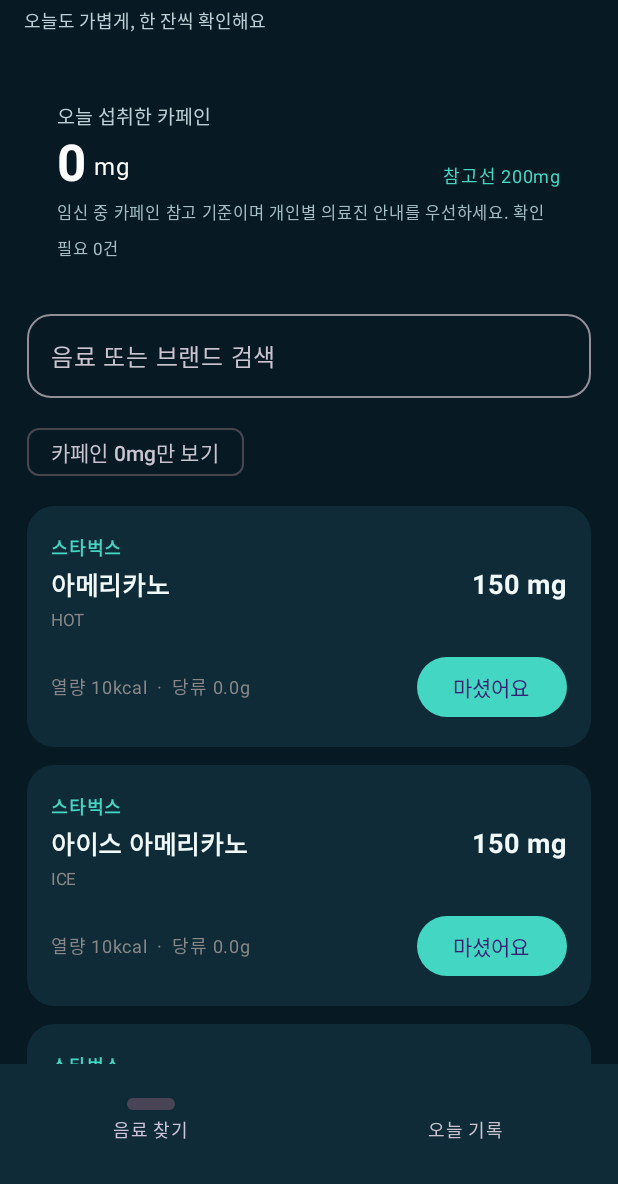
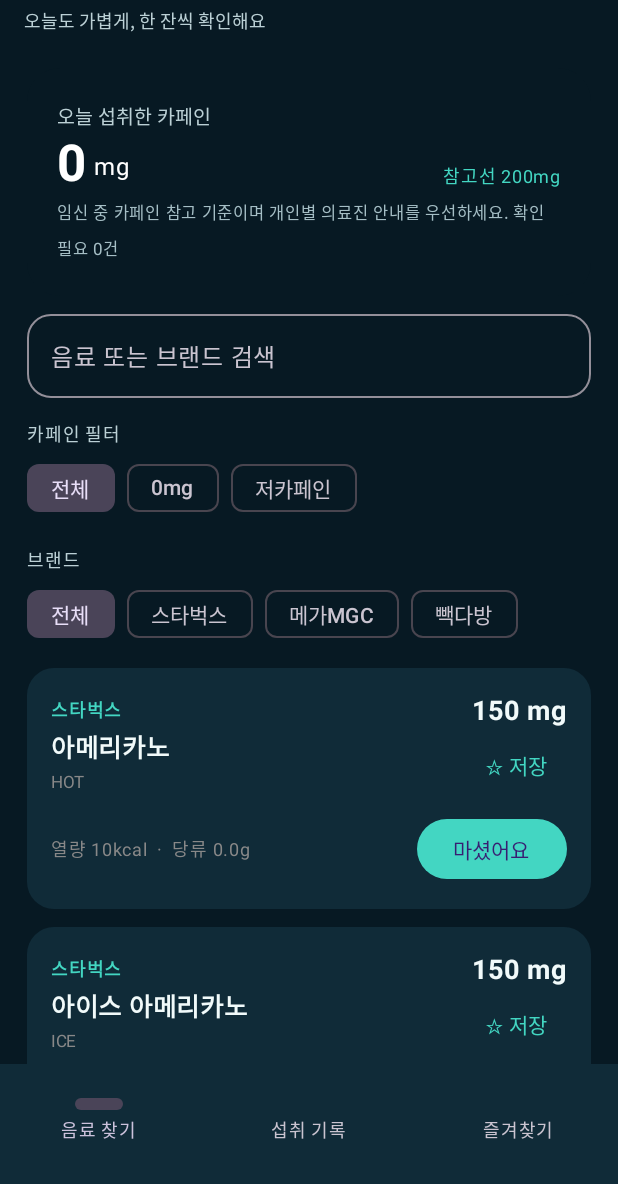
Before and after one commit to ldg4884-tech/caffeine-check-android-, an Android app built with Jetpack Compose: the screen it shows after launch (MainActivity), on a phone screen of 412 x 824 dp, the part 52-1236 px from its top. Run offline under Robolectric (Android 15) with nearby library versions, the phone set to English and light mode, and no system bars.

Commit message:
Add brand and caffeine filters plus favorites

```diff
--- a/app/src/main/java/kr/co/caffeinecheck/app/MainActivity.kt
+++ b/app/src/main/java/kr/co/caffeinecheck/app/MainActivity.kt
@@ -51,12 +51,20 @@ fun CaffeineApp(context: Context) {
     }
     val prefs = remember { context.getSharedPreferences("caffeine_check", Context.MODE_PRIVATE) }
     var query by remember { mutableStateOf("") }
-    var zeroOnly by remember { mutableStateOf(false) }
+    var caffeineFilter by remember { mutableStateOf("전체") }
+    var selectedBrand by remember { mutableStateOf("전체") }
+    var favorites by remember { mutableStateOf(prefs.getStringSet("favorites", emptySet())?.toSet() ?: emptySet()) }
     var selectedTab by remember { mutableIntStateOf(0) }
     var consumed by remember { mutableStateOf(loadRecords(prefs)) }
+    val brands = listOf("전체") + drinks.map { it.brand }.distinct()
     val filtered = drinks.filter {
         (it.name.contains(query, true) || it.brand.contains(query, true)) &&
-            (!zeroOnly || it.caffeine == 0)
+            (selectedBrand == "전체" || it.brand == selectedBrand) &&
+            when (caffeineFilter) {
+                "0mg" -> it.caffeine == 0
+                "저카페인" -> it.caffeine != null && it.caffeine in 1..100
+                else -> true
+            }
     }
     val todayRecords = consumed.filter { dateKey(it.optLong("time", 0L)) == dateKey(System.currentTimeMillis()) }
     val todayTotal = todayRecords.filter { it.optBoolean("known", false) && it.optBoolean("verified", false) }.sumOf { it.optInt("caffeine", 0) }
@@ -79,7 +87,8 @@ fun CaffeineApp(context: Context) {
             bottomBar = {
                 NavigationBar(containerColor = Color(0xFF102B38)) {
                     NavigationBarItem(selected = selectedTab == 0, onClick = { selectedTab = 0 }, icon = {}, label = { Text("음료 찾기") })
-                    NavigationBarItem(selected = selectedTab == 1, onClick = { selectedTab = 1 }, icon = {}, label = { Text("오늘 기록") })
+                    NavigationBarItem(selected = selectedTab == 1, onClick = { selectedTab = 1 }, icon = {}, label = { Text("섭취 기록") })
+                    NavigationBarItem(selected = selectedTab == 2, onClick = { selectedTab = 2 }, icon = {}, label = { Text("즐겨찾기") })
                 }
             }
         ) { padding ->
@@ -113,13 +122,23 @@ fun CaffeineApp(context: Context) {
                         )
                     }
                     item {
-                        FilterChip(
-                            selected = zeroOnly, onClick = { zeroOnly = !zeroOnly },
-                            label = { Text("카페인 0mg만 보기") }
-                        )
+                        Text("카페인 필터", color = Color(0xFFBBD0D5), fontSize = 12.sp)
+                        Row(horizontalArrangement = Arrangement.spacedBy(8.dp)) {
+                            listOf("전체", "0mg", "저카페인").forEach { option ->
+                                FilterChip(selected = caffeineFilter == option, onClick = { caffeineFilter = option }, label = { Text(option) })
+                            }
+                        }
+                    }
+                    item {
+                        Text("브랜드", color = Color(0xFFBBD0D5), fontSize = 12.sp)
+                        Row(horizontalArrangement = Arrangement.spacedBy(8.dp)) {
+                            brands.forEach { brand ->
+                                FilterChip(selected = selectedBrand == brand, onClick = { selectedBrand = brand }, label = { Text(brand) })
+                            }
+                        }
                     }
                     items(filtered) { drink ->
-                        DrinkCard(drink) {
+                        DrinkCard(drink, drink.name in favorites, {
                             val record = JSONObject().apply {
                                 put("name", drink.name)
                                 put("brand", drink.brand)
@@ -130,10 +149,15 @@ fun CaffeineApp(context: Context) {
                             }
                             consumed = consumed + record
                             saveRecords(prefs, consumed)
-                        }
+                        }, {
+                            favorites = if (drink.name in favorites) favorites - drink.name else favorites + drink.name
+                            prefs.edit().putStringSet("favorites", favorites).apply()
+                        })
                     }
+                    if (filtered.isEmpty()) item { Text("검색 결과가 없어요.", color = Color.Gray) }
+                    item { Text("※ 메뉴 수치는 테스트용 예시이며 공식 확인값이 아닙니다. 미확인 값은 합계에서 제외합니다.", color = Color(0xFF91AAB2), fontSize = 11.sp) }
                 }
-            } else {
+            } else if (selectedTab == 1) {
                 LazyColumn(
                     modifier = Modifier.fillMaxSize().padding(padding).padding(18.dp),
                     verticalArrangement = Arrangement.spacedBy(12.dp)
@@ -159,13 +183,32 @@ fun CaffeineApp(context: Context) {
                     }
                     if (consumed.isEmpty()) item { Text("아직 기록이 없어요. 음료를 선택해 기록해 보세요.", color = Color.Gray) }
                 }
+            } else {
+                LazyColumn(modifier = Modifier.fillMaxSize().padding(padding).padding(18.dp), verticalArrangement = Arrangement.spacedBy(12.dp)) {
+                    item { Text("즐겨찾기", fontSize = 22.sp, fontWeight = FontWeight.Bold, color = Ink) }
+                    items(drinks.filter { it.name in favorites }) { drink ->
+                        DrinkCard(drink, true, {
+                            val record = JSONObject().apply {
+                                put("name", drink.name); put("brand", drink.brand)
+                                put("caffeine", drink.caffeine ?: 0); put("known", drink.caffeine != null)
+                                put("verified", false); put("time", System.currentTimeMillis())
+                            }
+                            consumed = consumed + record
+                            saveRecords(prefs, consumed)
+                        }, {
+                            favorites = favorites - drink.name
+                            prefs.edit().putStringSet("favorites", favorites).apply()
+                        })
+                    }
+                    if (favorites.isEmpty()) item { Text("음료 카드의 ☆ 저장을 눌러 추가하세요.", color = Color.Gray) }
+                }
             }
         }
     }
 }
 
 @Composable
-private fun DrinkCard(drink: Drink, onAdd: () -> Unit) {
+private fun DrinkCard(drink: Drink, isFavorite: Boolean, onAdd: () -> Unit, onFavorite: () -> Unit) {
     Card(colors = CardDefaults.cardColors(containerColor = Color(0xFF102B38)), shape = RoundedCornerShape(18.dp)) {
         Column(Modifier.fillMaxWidth().padding(16.dp), verticalArrangement = Arrangement.spacedBy(8.dp)) {
             Row(verticalAlignment = Alignment.CenterVertically) {
@@ -174,8 +217,11 @@ private fun DrinkCard(drink: Drink, onAdd: () -> Unit) {
                     Text(drink.name, fontSize = 17.sp, color = Ink, fontWeight = FontWeight.Bold)
                     Text(drink.kind, fontSize = 11.sp, color = Color.Gray)
                 }
-                Text(if (drink.caffeine == null) "미확인" else "${drink.caffeine} mg",
-                    color = if (drink.caffeine == 0) Teal else Ink, fontWeight = FontWeight.Bold, fontSize = 18.sp)
+                Column(horizontalAlignment = Alignment.End) {
+                    Text(if (drink.caffeine == null) "미확인" else "${drink.caffeine} mg",
+                        color = if (drink.caffeine == 0) Teal else Ink, fontWeight = FontWeight.Bold, fontSize = 18.sp)
+                    TextButton(onClick = onFavorite) { Text(if (isFavorite) "★ 저장됨" else "☆ 저장", color = Teal) }
+                }
             }
             Row(verticalAlignment = Alignment.CenterVertically) {
                 Text("열량 ${drink.kcal?.let { "${it}kcal" } ?: "미확인"}  ·  당류 ${drink.sugar?.let { "${it}g" } ?: "미확인"}",
```
